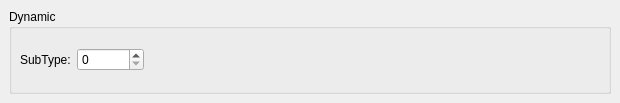
First picture: the form in mscore/mscore/dynamic.ui, repository musescore/musescore-old, before the edit.
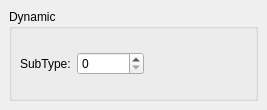
Second picture: the form after the edit.

```diff
--- a/mscore/mscore/dynamic.ui
+++ b/mscore/mscore/dynamic.ui
@@ -6,8 +6,8 @@
    <rect>
     <x>0</x>
     <y>0</y>
-    <width>620</width>
-    <height>103</height>
+    <width>267</width>
+    <height>110</height>
    </rect>
   </property>
   <property name="windowTitle">
```
